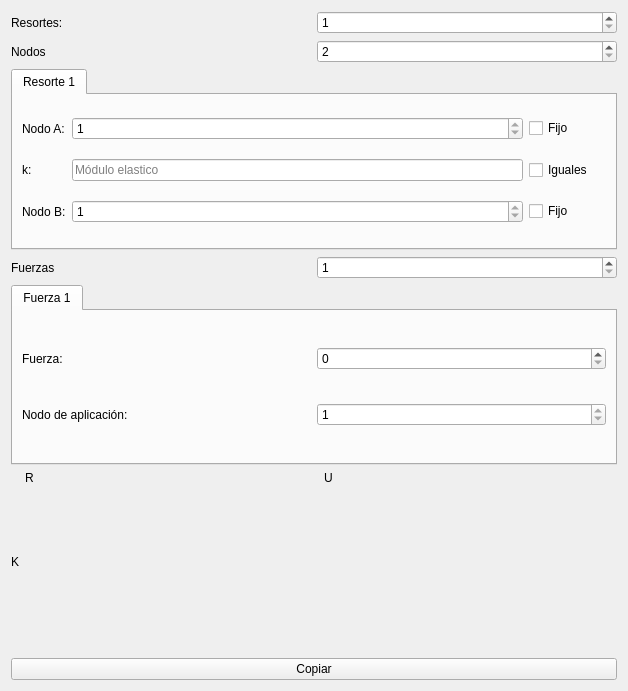
The window that app/form.ui (adnksharp/fem-springs) describes before a commit, drawn with Qt 5.
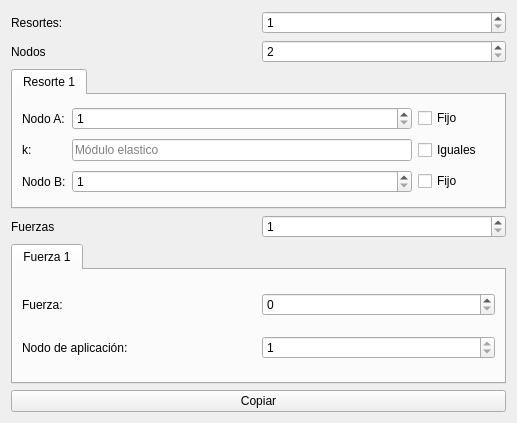
The same window after the commit. Icons and pictures are not drawn.

```diff
--- a/app/form.ui
+++ b/app/form.ui
@@ -6,8 +6,8 @@
    <rect>
     <x>0</x>
     <y>0</y>
-    <width>628</width>
-    <height>691</height>
+    <width>517</width>
+    <height>423</height>
    </rect>
   </property>
   <property name="windowTitle">
@@ -132,7 +132,7 @@
             <number>1</number>
            </property>
            <property name="maximum">
-            <number>1</number>
+            <number>2</number>
            </property>
           </widget>
          </item>
@@ -142,7 +142,7 @@
             <number>1</number>
            </property>
            <property name="maximum">
-            <number>1</number>
+            <number>2</number>
            </property>
           </widget>
          </item>
@@ -256,72 +256,6 @@
      </widget>
     </widget>
    </item>
-   <item>
-    <layout class="QHBoxLayout" name="horizontalLayout_4">
-     <item>
-      <layout class="QVBoxLayout" name="verticalLayout">
-       <item>
-        <widget class="QLabel" name="label_7">
-         <property name="text">
-          <string>K</string>
-         </property>
-        </widget>
-       </item>
-       <item>
-        <layout class="QGridLayout" name="Kout"/>
-       </item>
-      </layout>
-     </item>
-     <item>
-      <layout class="QVBoxLayout" name="verticalLayout_4">
-       <item>
-        <widget class="QLabel" name="label_10">
-         <property name="text">
-          <string>R</string>
-         </property>
-        </widget>
-       </item>
-       <item>
-        <widget class="QLabel" name="Rout">
-         <property name="sizePolicy">
-          <sizepolicy hsizetype="Preferred" vsizetype="Expanding">
-           <horstretch>0</horstretch>
-           <verstretch>0</verstretch>
-          </sizepolicy>
-         </property>
-         <property name="text">
-          <string/>
-         </property>
-        </widget>
-       </item>
-      </layout>
-     </item>
-     <item>
-      <layout class="QVBoxLayout" name="verticalLayout_2">
-       <item>
-        <widget class="QLabel" name="label_8">
-         <property name="text">
-          <string>U</string>
-         </property>
-        </widget>
-       </item>
-       <item>
-        <widget class="QLabel" name="Uout">
-         <property name="sizePolicy">
-          <sizepolicy hsizetype="Preferred" vsizetype="Expanding">
-           <horstretch>0</horstretch>
-           <verstretch>0</verstretch>
-          </sizepolicy>
-         </property>
-         <property name="text">
-          <string/>
-         </property>
-        </widget>
-       </item>
-      </layout>
-     </item>
-    </layout>
-   </item>
    <item>
     <widget class="QPushButton" name="copy">
      <property name="text">
```
